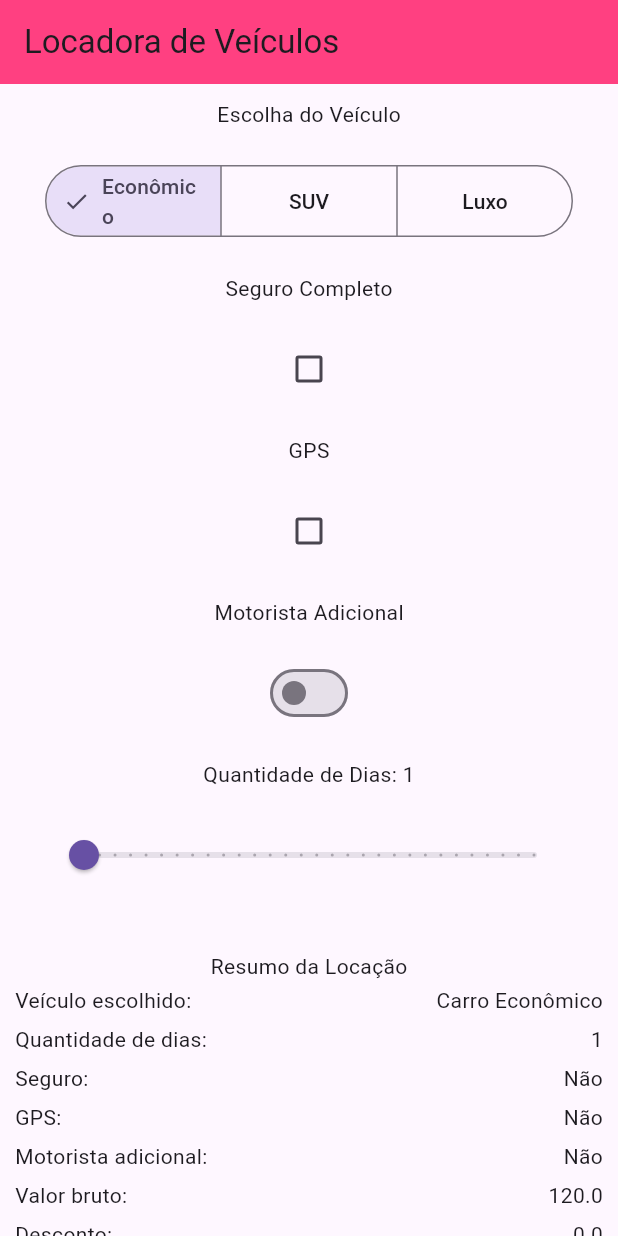
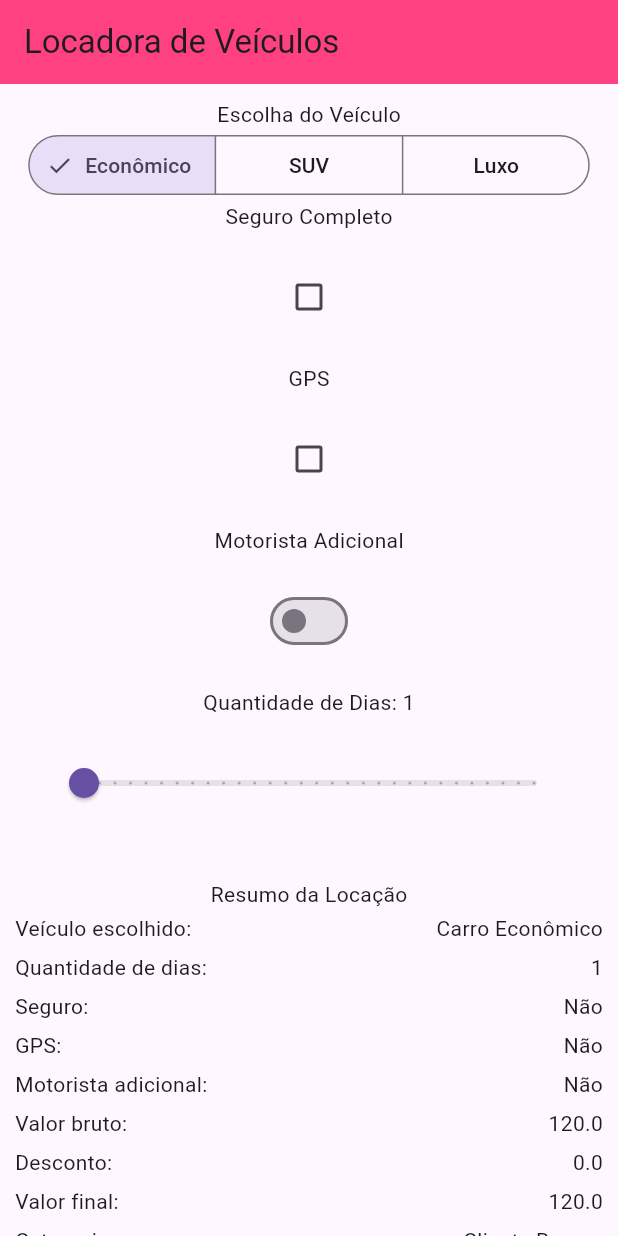
Before and after one commit to iago-af124/flutter_alex_2ano, a Flutter app: the screen it shows after launch, on a phone screen of 412 x 824 dp. Run offline on Flutter 3.47's test engine with Material 3 defaults, Android fonts, the phone set to English and light mode, and no system bars.

Commit message:
Arrumando algumas coisas e lets goooo

```diff
--- a/acs/AC02_Tri/flutter_application_1/lib/SegmentedButton.dart
+++ b/acs/AC02_Tri/flutter_application_1/lib/SegmentedButton.dart
@@ -1,18 +1,18 @@
 import 'package:flutter/material.dart';
 
-Widget escolhaVeiculo(String opcao, Function(String) carroSelecao) {
-  return Padding(
-    padding: const EdgeInsets.all(20),
-    child: SegmentedButton(
+Widget escolhaVeiculo(
+  double opcao,
+  Function(double) carroSelecao,
+) {
+  return SegmentedButton<double>(
     segments: const [
-        ButtonSegment(value: "120", label: Text('Econômico')),
-        ButtonSegment(value: "180", label: Text('SUV')),
-        ButtonSegment(value: "300", label: Text('Luxo')),
+      ButtonSegment(value: 120, label: Text('Econômico')),
+      ButtonSegment(value: 180, label: Text('SUV')),
+      ButtonSegment(value: 300, label: Text('Luxo')),
     ],
     selected: {opcao},
     onSelectionChanged: (selec) {
       carroSelecao(selec.first);
     },
-    ),
   );
 }
--- a/acs/AC02_Tri/flutter_application_1/lib/main.dart
+++ b/acs/AC02_Tri/flutter_application_1/lib/main.dart
@@ -31,14 +31,14 @@ class Home extends StatefulWidget {
 }
 
 class _home extends State<Home> {
-  String opcao = '120';
+  double opcao = 120;
   bool _selecionadoseguro = false;
   bool _selecionadogps = false;
   bool motorista = false;
   double dias = 1;
   double motoristaValor = 100.0;
 
-  void carroselecao(String novaOpcao) {
+  void carroselecao(double novaOpcao) {
     setState(() {
       opcao = novaOpcao;
     });
@@ -77,13 +77,13 @@ class _home extends State<Home> {
   }
 
   double valorVeiculo() {
-    return double.parse(opcao);
+    return opcao;
   }
 
   String nomeVeiculo() {
-    if (opcao == '120') {
+    if (opcao == 120) {
       return 'Carro Econômico';
-    } else if (opcao == '180') {
+    } else if (opcao == 180) {
       return 'SUV';
     } else {
       return 'Carro de Luxo';
@@ -159,9 +159,9 @@ class _home extends State<Home> {
               'Seguro: ${textoBool(_selecionadoseguro)}\n'
               'GPS: ${textoBool(_selecionadogps)}\n'
               'Motorista adicional: ${textoBool(motorista)}\n'
-              'Valor bruto: $valorBruto\n'
-              'Desconto: $valorDesconto\n'
-              'Valor final: $valorFinal\n'
+              'Valor bruto: ${valorBruto()}\n'
+              'Desconto: ${valorDesconto()}\n'
+              'Valor final: ${valorFinal()}\n'
               'Categoria: ${categoriaCliente()}',
             ),
           ),
@@ -230,9 +230,9 @@ class _home extends State<Home> {
                 linhaResumo('Seguro:', textoBool(_selecionadoseguro)),
                 linhaResumo('GPS:', textoBool(_selecionadogps)),
                 linhaResumo('Motorista adicional:', textoBool(motorista)),
-                linhaResumo('Valor bruto:', '$bruto'),
-                linhaResumo('Desconto:', '$desconto'),
-                linhaResumo('Valor final:', '$finalLocacao'),
+                linhaResumo('Valor bruto:', bruto.toString()),
+                linhaResumo('Desconto:', desconto.toString()),
+                linhaResumo('Valor final:', finalLocacao.toString()),
                 linhaResumo('Categoria:', categoriaCliente()),
 
                 SizedBox(height: 20),
```
Also changed, not shown: 1 other file. Lines whose indentation alone changed are shown as unchanged.
